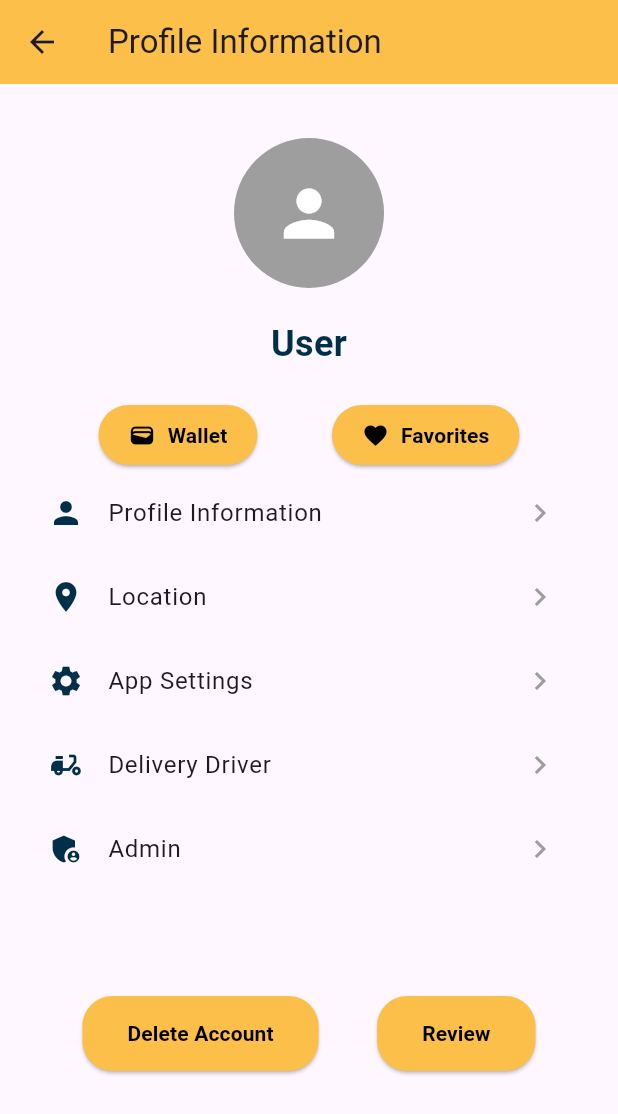
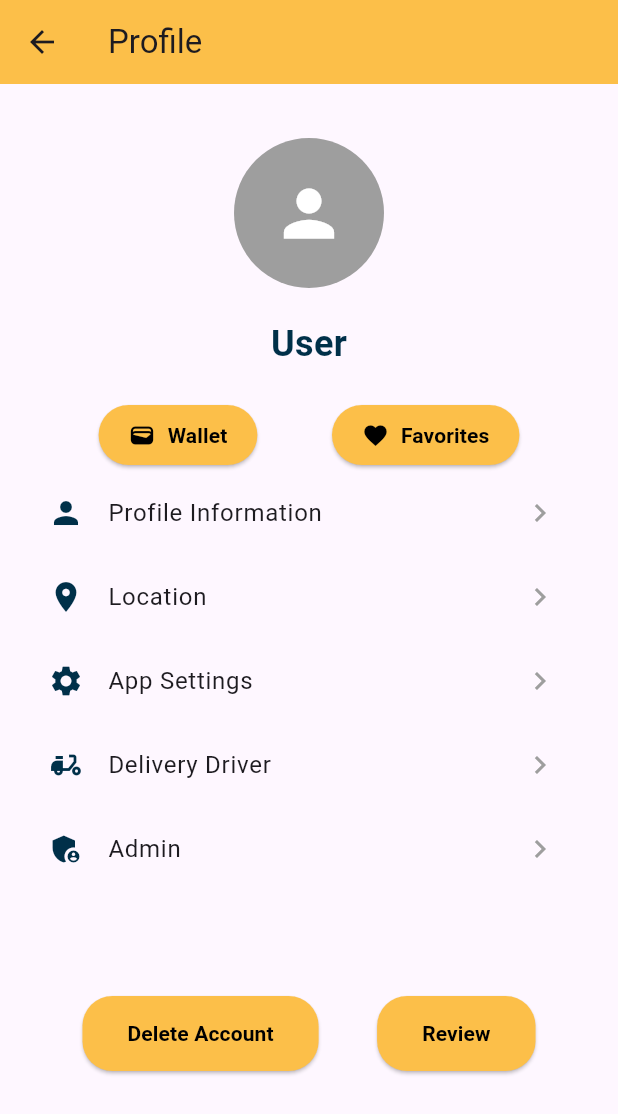
Before and after one commit to jessicamaximo23/HangryAppFlutter, a Flutter app: the ProfileScreen screen opened directly, on a phone screen of 412 x 824 dp. Shown: the top 1114 px of the screen. Run offline on Flutter 3.47's test engine with Material 3 defaults, Android fonts, the phone set to English and light mode, and no system bars; our stand-ins replace firebase_auth, firebase_core, firebase_database; missing offline and left inert: dart:ffi; accounts and stored records are empty.

Commit message:
done user profile back and front + deleteaccount + update info

```diff
--- a/lib/userprofile_screen.dart
+++ b/lib/userprofile_screen.dart
@@ -73,7 +73,7 @@ class ProfileScreen extends StatelessWidget {
 
     return Scaffold(
       appBar: AppBar(
-        title: const Text('Profile Information'),
+        title: const Text('Profile'),
         backgroundColor: Color(0xFFFCBF49),
       ),
         body: Padding(
```
Also changed, not shown: Profile.png (deleted), ProfileInformationpng.png (deleted).
